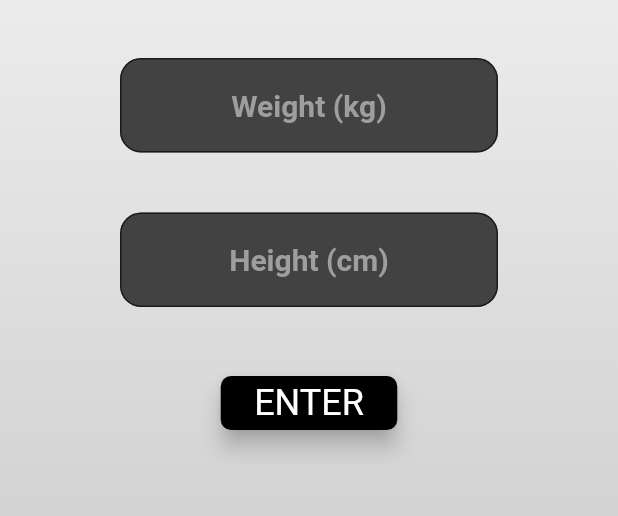
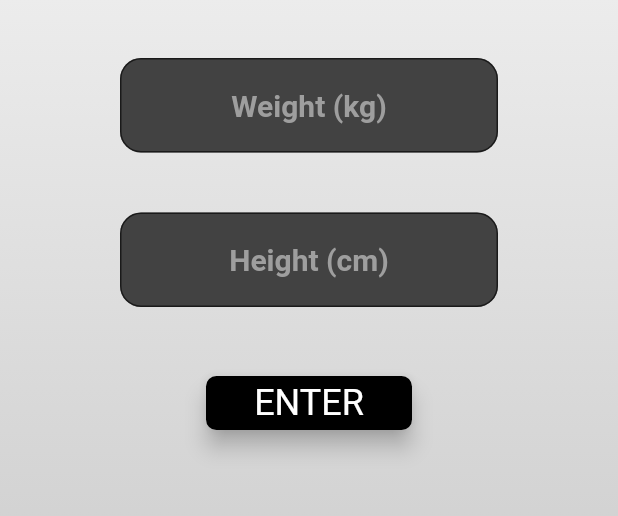
Before and after one commit to VladarSkopin/BMI-Calculator, a Flutter app: the screen it shows after launch, on a phone screen of 412 x 824 dp, the part 272-788 px from its top. Run offline on Flutter 3.47's test engine with Material 2 defaults, Android fonts, the light colour scheme and no system bars; our stand-ins replace just_audio.

Commit message:
button width fix

```diff
--- a/bmi_calculator/lib/components/main_calculator_page.dart
+++ b/bmi_calculator/lib/components/main_calculator_page.dart
@@ -1,6 +1,5 @@
 import 'package:bmi_calculator/components/bmi_calculation.dart';
 import 'package:flutter/material.dart';
-//import 'package:page_transition/page_transition.dart';
 import 'package:just_audio/just_audio.dart';
 
 
@@ -42,7 +41,7 @@ class _MainCalculatorPageState extends State<MainCalculatorPage> {
 
   @override
   Widget build(BuildContext context) {
-    double _screenWidth = MediaQuery.of(context).size.width / 2.8;
+    double screenWidth = MediaQuery.of(context).size.width / 3;
     return SafeArea(
       child: Scaffold(
         appBar: AppBar(title: const Text('BMI Awesome Calculator')),
@@ -59,7 +58,7 @@ class _MainCalculatorPageState extends State<MainCalculatorPage> {
           ),
           child: ListView(
             children: [
-              SizedBox(height: 40),
+              const SizedBox(height: 40),
               Padding(
                 padding: const EdgeInsets.symmetric(horizontal: 20),
                 child: Text(
@@ -71,7 +70,7 @@ class _MainCalculatorPageState extends State<MainCalculatorPage> {
                       fontSize: 18),
                 ),
               ),
-              SizedBox(height: 40),
+              const SizedBox(height: 40),
               Padding(
                 padding: const EdgeInsets.symmetric(horizontal: 80.0),
                 child: TextFormField(
@@ -90,7 +89,7 @@ class _MainCalculatorPageState extends State<MainCalculatorPage> {
                   cursorColor: Colors.purple,
                   cursorWidth: 1.8,
                   textAlign: TextAlign.center,
-                  style: TextStyle(
+                  style: const TextStyle(
                       color: Colors.white,
                     fontSize: 20,
                     fontWeight: FontWeight.w600
@@ -113,7 +112,7 @@ class _MainCalculatorPageState extends State<MainCalculatorPage> {
                   }
                 ),
               ),
-              SizedBox(height: 40),
+              const SizedBox(height: 40),
               Padding(
                 padding: const EdgeInsets.symmetric(horizontal: 80.0),
                 child: TextFormField(
@@ -132,7 +131,7 @@ class _MainCalculatorPageState extends State<MainCalculatorPage> {
                   cursorColor: Colors.purple,
                   cursorWidth: 1.8,
                   textAlign: TextAlign.center,
-                  style: TextStyle(
+                  style: const TextStyle(
                     color: Colors.white,
                       fontSize: 20,
                       fontWeight: FontWeight.w600
@@ -151,9 +150,9 @@ class _MainCalculatorPageState extends State<MainCalculatorPage> {
                   textInputAction: TextInputAction.done,
                 ),
               ),
-              SizedBox(height: 40),
+              const SizedBox(height: 40),
               Padding(
-                padding: EdgeInsets.symmetric(horizontal: _screenWidth),
+                padding: EdgeInsets.symmetric(horizontal: screenWidth),
                 child: MaterialButton(
                   onPressed: () async {
                     /*
@@ -204,7 +203,7 @@ class _MainCalculatorPageState extends State<MainCalculatorPage> {
                   ),
                 ),
               ),
-              SizedBox(height: 40),
+              const SizedBox(height: 40),
               Text('$_bmiOutput'
                   '\n$_verdict',
                   style: TextStyle(
```
